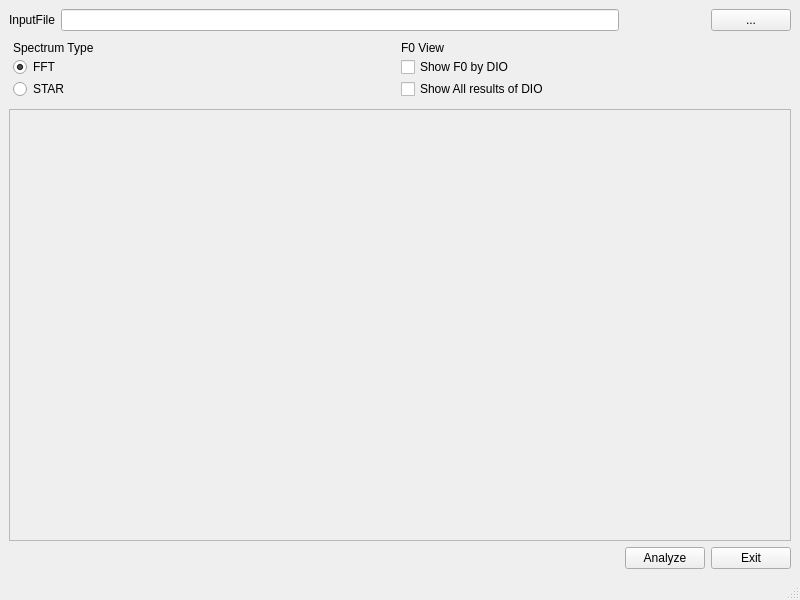
Qt form StandConverter/gui/WorldWindow.ui (cadencii/vConnect) before a commit.
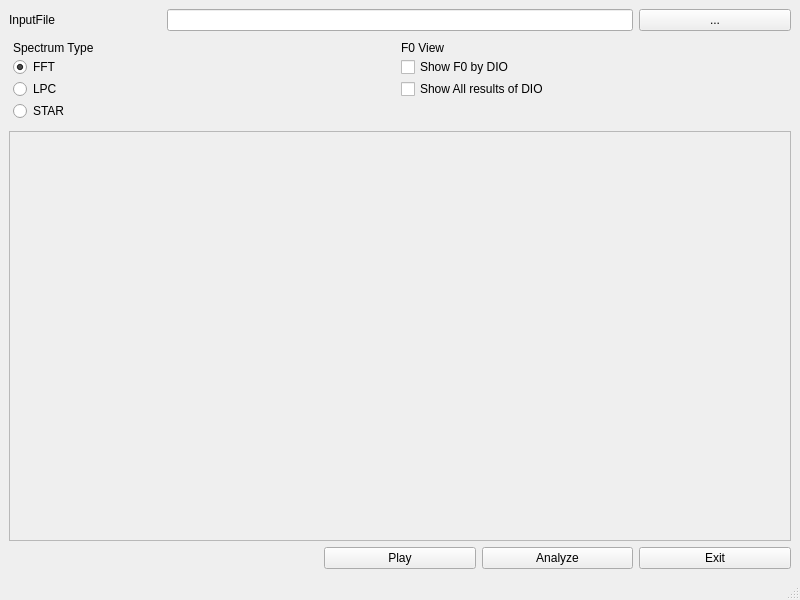
The same form after that commit.

The edit to the form file:
```diff
--- a/StandConverter/gui/WorldWindow.ui
+++ b/StandConverter/gui/WorldWindow.ui
@@ -22,31 +22,31 @@
       </property>
      </widget>
     </item>
-    <item row="0" column="1">
+    <item row="0" column="1" colspan="3">
      <widget class="QLineEdit" name="FileNameEdit"/>
     </item>
-    <item row="3" column="3">
+    <item row="3" column="4">
      <widget class="QPushButton" name="ExitButton">
       <property name="text">
        <string>Exit</string>
       </property>
      </widget>
     </item>
-    <item row="3" column="2">
+    <item row="3" column="3">
      <widget class="QPushButton" name="AnalyzeButton">
       <property name="text">
        <string>Analyze</string>
       </property>
      </widget>
     </item>
-    <item row="0" column="3">
+    <item row="0" column="4">
      <widget class="QPushButton" name="SearchButton">
       <property name="text">
        <string>...</string>
       </property>
      </widget>
     </item>
-    <item row="1" column="0" colspan="4">
+    <item row="1" column="0" colspan="5">
      <widget class="QWidget" name="widget" native="true">
       <layout class="QGridLayout" name="gridLayout_2">
        <property name="margin">
@@ -65,7 +65,7 @@
          </property>
         </widget>
        </item>
-       <item row="2" column="0">
+       <item row="3" column="0">
         <widget class="QRadioButton" name="TypeStar">
          <property name="text">
           <string>STAR</string>
@@ -93,6 +93,13 @@
          </property>
         </widget>
        </item>
+       <item row="2" column="0">
+        <widget class="QRadioButton" name="TypeLPC">
+         <property name="text">
+          <string>LPC</string>
+         </property>
+        </widget>
+       </item>
        <item row="2" column="1">
         <widget class="QCheckBox" name="DioAllEnabled">
          <property name="text">
@@ -103,7 +110,7 @@
       </layout>
      </widget>
     </item>
-    <item row="2" column="0" colspan="4">
+    <item row="2" column="0" colspan="5">
      <widget class="QScrollArea" name="ViewerArea">
       <property name="widgetResizable">
        <bool>true</bool>
@@ -114,12 +121,19 @@
          <x>0</x>
          <y>0</y>
          <width>780</width>
-         <height>413</height>
+         <height>395</height>
         </rect>
        </property>
       </widget>
      </widget>
     </item>
+    <item row="3" column="2">
+     <widget class="QPushButton" name="pushButton">
+      <property name="text">
+       <string>Play</string>
+      </property>
+     </widget>
+    </item>
    </layout>
   </widget>
   <widget class="QMenuBar" name="menubar">
```
Left out of the diff: 45 changed lines with no effect on the pictures.
